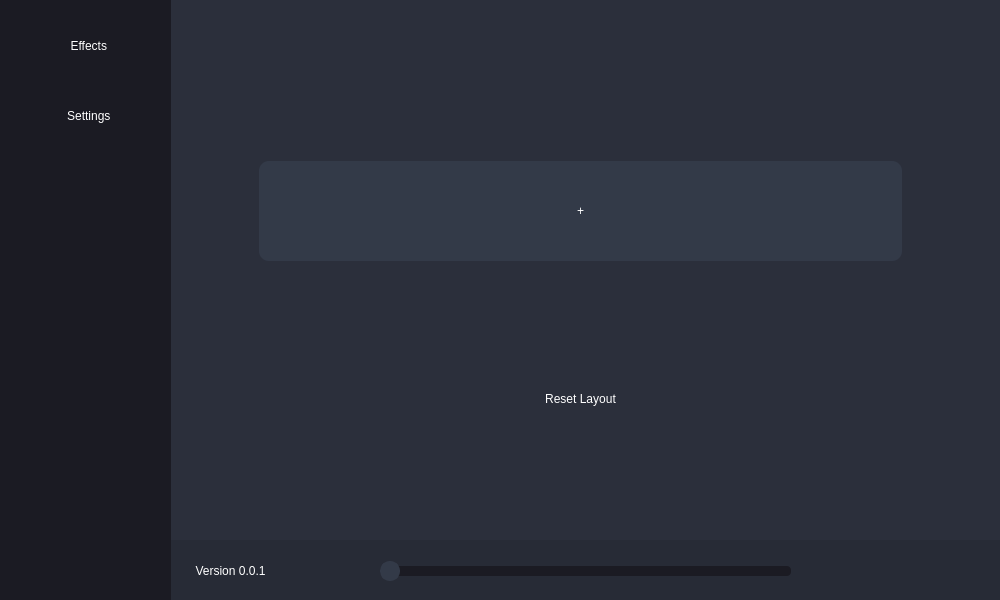
This is src/ui/views/main/MainWindow.ui in milan338/FreeRGB as Qt 5 draws it before an edit. The edited form follows.
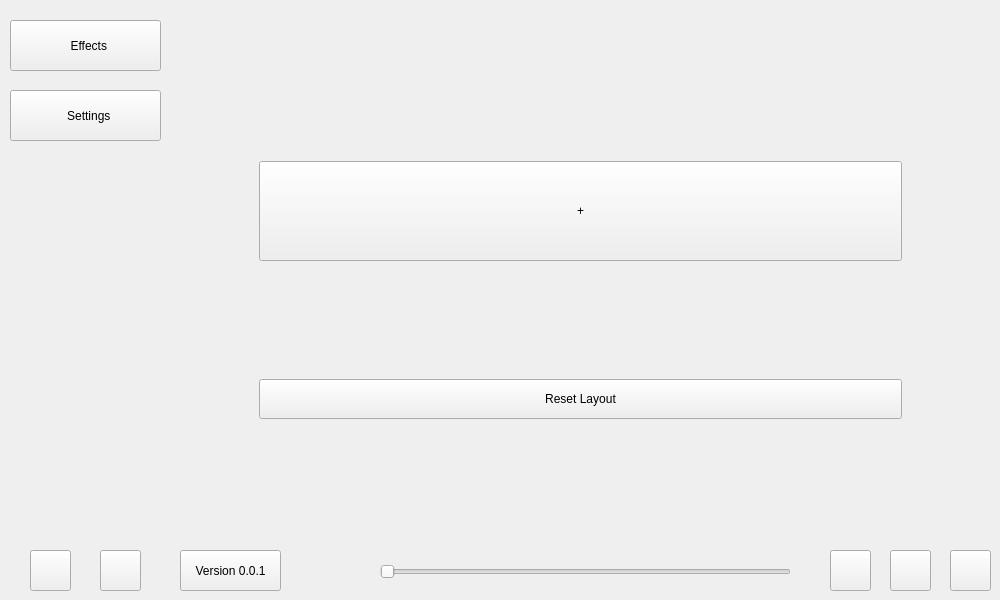
This is the edited form. Icons and pictures are not drawn.

Commit message: Moved all main window styling from ui file to external qss loaded in application - designer no longer previews styles; fixed changing menu button

```diff
--- a/src/ui/views/main/MainWindow.ui
+++ b/src/ui/views/main/MainWindow.ui
@@ -33,8 +33,10 @@
    <string>Form</string>
   </property>
   <property name="styleSheet">
-   <string notr="true">color: rgb(255, 255, 255);
-background-color: rgb(43, 47, 59);</string>
+   <string notr="true"/>
+  </property>
+  <property name="style" stdset="0">
+   <string>main</string>
   </property>
   <widget class="QPushButton" name="btn_menu_effects">
    <property name="geometry">
@@ -46,22 +48,7 @@
     </rect>
    </property>
    <property name="styleSheet">
-    <string notr="true">QPushButton
-{
-	color: rgb(255, 255, 255);
-	background-color: rgb(27, 27, 35);
-	border-radius: 10px;
-}
-
-QPushButton:hover
-{
-	background-color: rgb(74, 74, 74);
-}
-
-QPushButton:pressed 
-{
-	background-color: rgb(89, 89, 89);
-}</string>
+    <string notr="true"/>
    </property>
    <property name="text">
     <string>  Effects</string>
@@ -87,22 +74,7 @@
     </rect>
    </property>
    <property name="styleSheet">
-    <string notr="true">QPushButton
-{
-	color: rgb(255, 255, 255);
-	background-color: rgb(27, 27, 35);
-	border-radius: 10px;
-}
-
-QPushButton:hover
-{
-	background-color: rgb(74, 74, 74);
-}
-
-QPushButton:pressed 
-{
-	background-color: rgb(89, 89, 89);
-}</string>
+    <string notr="true"/>
    </property>
    <property name="text">
     <string>  Settings</string>
@@ -128,7 +100,10 @@
     </rect>
    </property>
    <property name="styleSheet">
-    <string notr="true">background-color: rgb(27, 27, 35);</string>
+    <string notr="true"/>
+   </property>
+   <property name="style" stdset="0">
+    <string>sidebar</string>
    </property>
    <layout class="QHBoxLayout" name="horizontalLayout"/>
   </widget>
@@ -142,7 +117,10 @@
     </rect>
    </property>
    <property name="styleSheet">
-    <string notr="true">background-color: rgb(39, 43, 54);</string>
+    <string notr="true"/>
+   </property>
+   <property name="style" stdset="0">
+    <string>bottombar</string>
    </property>
    <layout class="QHBoxLayout" name="horizontalLayout_5"/>
   </widget>
@@ -156,21 +134,7 @@
     </rect>
    </property>
    <property name="styleSheet">
-    <string notr="true">QPushButton
-{
-	background-color: rgb(39, 43, 54);
-	border-radius: 10px;
-}
-
-QPushButton:hover
-{
-	background-color: rgb(51, 58, 72);
-}
-
-QPushButton:pressed 
-{
-	background-color: rgb(51, 76, 100);
-}</string>
+    <string notr="true"/>
    </property>
    <property name="text">
     <string/>
@@ -196,21 +160,7 @@
     </rect>
    </property>
    <property name="styleSheet">
-    <string notr="true">QPushButton
-{
-	background-color: rgb(39, 43, 54);
-	border-radius: 10px;
-}
-
-QPushButton:hover
-{
-	background-color: rgb(51, 58, 72);
-}
-
-QPushButton:pressed 
-{
-	background-color: rgb(51, 76, 100);
-}</string>
+    <string notr="true"/>
    </property>
    <property name="text">
     <string/>
@@ -236,21 +186,7 @@
     </rect>
    </property>
    <property name="styleSheet">
-    <string notr="true">QPushButton
-{
-	background-color: rgb(27, 27, 35);
-	border-radius: 10px;
-}
-
-QPushButton:hover
-{
-	background-color: rgb(74, 74, 74);
-}
-
-QPushButton:pressed 
-{
-	background-color: rgb(89, 89, 89);
-}</string>
+    <string notr="true"/>
    </property>
    <property name="text">
     <string/>
@@ -276,21 +212,7 @@
     </rect>
    </property>
    <property name="styleSheet">
-    <string notr="true">QPushButton
-{
-	background-color: rgb(27, 27, 35);
-	border-radius: 10px;
-}
-
-QPushButton:hover
-{
-	background-color: rgb(74, 74, 74);
-}
-
-QPushButton:pressed 
-{
-	background-color: rgb(89, 89, 89);
-}</string>
+    <string notr="true"/>
    </property>
    <property name="text">
     <string/>
@@ -316,21 +238,7 @@
     </rect>
    </property>
    <property name="styleSheet">
-    <string notr="true">QPushButton
-{
-	background-color: rgb(39, 43, 54);
-	border-radius: 10px;
-}
-
-QPushButton:hover
-{
-	background-color: rgb(51, 58, 72);
-}
-
-QPushButton:pressed 
-{
-	background-color: rgb(51, 76, 100);
-}</string>
+    <string notr="true"/>
    </property>
    <property name="text">
     <string/>
@@ -365,6 +273,9 @@
     <number>0</number>
    </property>
    <widget class="QWidget" name="menu_effects">
+    <property name="styleSheet">
+     <string notr="true"/>
+    </property>
     <widget class="QScrollArea" name="effects_scroll_region">
      <property name="enabled">
       <bool>true</bool>
@@ -393,7 +304,7 @@
       <enum>Qt::RightToLeft</enum>
      </property>
      <property name="styleSheet">
-      <string notr="true">background-color: rgb(43, 47, 59);</string>
+      <string notr="true"/>
      </property>
      <property name="frameShape">
       <enum>QFrame::NoFrame</enum>
@@ -482,22 +393,7 @@
           </size>
          </property>
          <property name="styleSheet">
-          <string notr="true">QPushButton
-{
-	color: rgb(255, 255, 255);
-	background-color: rgb(51, 58, 72);
-	border-radius: 10px;
-}
-
-QPushButton:hover
-{
-	background-color: rgb(51, 76, 100);
-}
-
-QPushButton:pressed 
-{
-	background-color: rgb(90, 164, 253);
-}</string>
+          <string notr="true"/>
          </property>
          <property name="text">
           <string>+</string>
@@ -525,21 +421,7 @@
           </size>
          </property>
          <property name="styleSheet">
-          <string notr="true">QPushButton
-{
-	background-color:rgb(43, 47, 59);
-	border-radius: 10px;
-}
-
-QPushButton:hover
-{
-	background-color: rgb(51, 58, 72);
-}
-
-QPushButton:pressed 
-{
-	background-color: rgb(51, 76, 100);
-}</string>
+          <string notr="true"/>
          </property>
          <property name="text">
           <string>Reset Layout</string>
@@ -664,22 +546,7 @@
     </rect>
    </property>
    <property name="styleSheet">
-    <string notr="true">QPushButton
-{
-	color: rgb(255, 255, 255);
-	background-color: rgb(39, 43, 54);
-	border-radius: 10px;
-}
-
-QPushButton:hover
-{
-	background-color: rgb(51, 58, 72);
-}
-
-QPushButton:pressed 
-{
-	background-color: rgb(51, 76, 100);
-}</string>
+    <string notr="true"/>
    </property>
    <property name="text">
     <string>Version 0.0.1</string>
@@ -713,41 +580,7 @@
     <string/>
    </property>
    <property name="styleSheet">
-    <string notr="true">QSlider
-{
-	background-color: rgb(39, 43, 54);
-}
-
-QSlider::groove:horizontal
-{ 
-	background-color: rgb(27, 27, 35);
-	height: 10px; 
-	border-radius: 4px;
-}
-
-QSlider::handle:horizontal
-{ 
-	background-color: rgb(51, 58, 72);
-	border: 2px solid rgb(51, 58, 72);
-	width: 16px; 
-	height: 16px;
-	line-height: 20px; 
-	margin-top: -5px; 
-	margin-bottom: -5px; 
-	border-radius: 10px; 
-}
-
-QSlider::handle:horizontal:hover
-{ 
-	background-color: rgb(51, 76, 100);
-	border: 2px solid rgb(51, 76, 100);
-}
-
-QSlider::handle:horizontal:pressed
-{ 
-	background-color: rgb(90, 164, 253);
-	border: 2px solid rgb(90, 164, 253);
-}</string>
+    <string notr="true"/>
    </property>
    <property name="orientation">
     <enum>Qt::Horizontal</enum>
```
Left out of the diff: 57 changed lines with no effect on the pictures. The commit also changes 3 other files.
